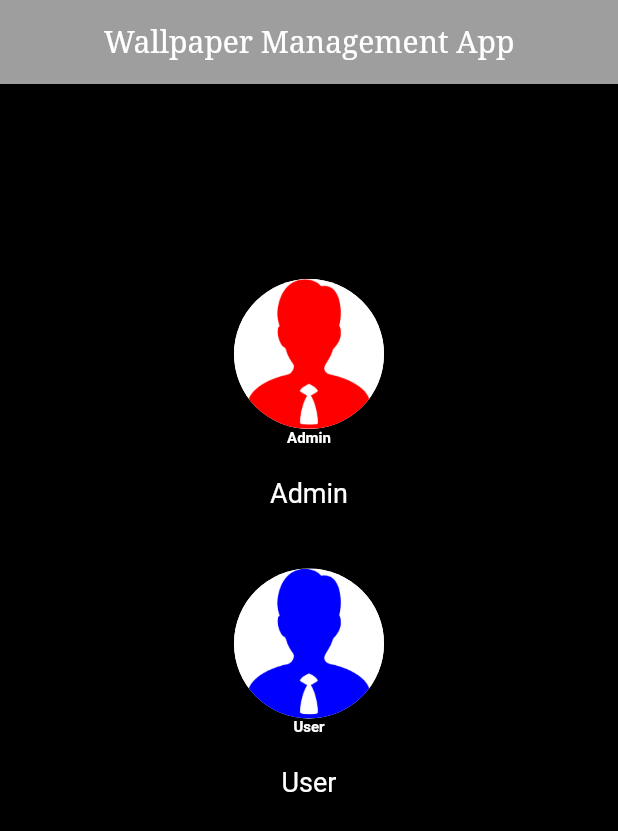
After one commit to AimaZubair/Wallpaper_Management_App, a Flutter app: the homepage screen opened directly, on a phone screen of 412 x 824 dp. The commit adds this screen. Shown: the top 831 px of the screen. Run offline on Flutter 3.47's test engine with Material 2 defaults, Android fonts, the phone set to English and light mode, and no system bars; our stand-ins replace animated_text_kit, flare_flutter; Roboto replaces fonts that are missing (Alike, Quando).

Commit message:
update code

```diff
--- /dev/null
+++ b/walpaper_app/walpaper_app/lib/home.dart
@@ -0,0 +1,129 @@
+import 'package:flutter/material.dart';
+import 'package:flutter/services.dart';
+
+class homepage extends StatefulWidget {
+  @override
+  _homepageState createState() => _homepageState();
+}
+class _homepageState extends State<homepage> {
+  List<String> images = [
+    "images/download.png",
+    "images/download1.png",
+
+
+  ];
+
+  List<String> des = [
+    "Admin",
+    "User",
+  ];
+
+  Widget customcard(String langname, String image, String des) {
+    return Padding(
+      padding: EdgeInsets.symmetric(
+        vertical: 10.0,
+        horizontal: 20.0,
+      ),
+      child: InkWell(
+        onTap: () {
+          if (langname == "Admin") {
+         //  Navigator.of(context).pushReplacement(MaterialPageRoute(
+              // in changelog 1 we will pass the langname name to ther other widget class
+              // this name will be used to open a particular JSON file
+              // for a particular language
+           //    builder: (context) => simple()));
+          } else if (langname == "User") {
+       //   Navigator.of(context).pushReplacement(MaterialPageRoute(
+              // in changelog 1 we will pass the langname name to ther other widget class
+              // this name will be used to open a particular JSON file
+              // for a particular language
+        //        builder: (context) => simple()));
+          }
+        },
+        child: Material(
+          color: Colors.black,
+          elevation: 3.0,
+          borderRadius: BorderRadius.circular(50.0),
+          child: Container(
+            child: Column(
+              children: <Widget>[
+
+                  Material(
+                    elevation: 3.0,
+                    borderRadius: BorderRadius.circular(50.0),
+                    child: Container(
+                      // changing from 200 to 150 as to look better
+                      height: 100.0,
+                      width: 100.0,
+                      child: ClipOval(
+                        child: Image(
+                          fit: BoxFit.cover,
+                          image: AssetImage(
+                            image,
+                          ),
+                        ),
+                      ),
+                    ),
+                  ),
+                Center(
+                  child: Text(
+                    langname,
+                    style: TextStyle(
+                      fontSize: 10.0,
+                      color: Colors.white,
+                      fontFamily: "Quando",
+                      fontWeight: FontWeight.w700,
+                    ),
+                  ),
+                ),
+                Container(
+                  padding: EdgeInsets.all(20.0),
+                  child: Text(
+                    des,
+                    style: TextStyle(
+                        fontSize: 18.0,
+                        color: Colors.white,
+                        fontFamily: "Alike"),
+                    maxLines: 5,
+                    textAlign: TextAlign.justify,
+                  ),
+                ),
+              ],
+            ),
+          ),
+        ),
+      ),
+    );
+  }
+
+  @override
+  Widget build(BuildContext context) {
+    SystemChrome.setPreferredOrientations(
+        [DeviceOrientation.portraitDown, DeviceOrientation.portraitUp]);
+    return Scaffold(
+backgroundColor: Colors.black,
+      appBar: AppBar(
+        backgroundColor: Colors.grey,
+        centerTitle: true,
+        title: Text(
+          "Wallpaper Management App",
+          style: TextStyle(
+            fontFamily: "serif",
+          ),
+        ),
+      ),
+      body: Center(
+
+        child: ListView(
+          children: <Widget>[
+            SizedBox(
+              height: 120.0,
+            ),
+            customcard("Admin", images[0], des[0]),
+            customcard("User", images[1], des[1]),
+          ],
+        ),
+      ),
+    );
+  }
+}
--- a/walpaper_app/walpaper_app/lib/splashscreen.dart
+++ b/walpaper_app/walpaper_app/lib/splashscreen.dart
@@ -2,7 +2,7 @@ import 'dart:async';
 import 'package:flutter/material.dart';
 import 'package:animated_text_kit/animated_text_kit.dart';
 import 'package:flare_flutter/flare_actor.dart';
-
+import 'home.dart';
 class splashscreen extends StatefulWidget {
   @override
   _splashscreenState createState() => _splashscreenState();
@@ -12,11 +12,11 @@ class _splashscreenState extends State<splashscreen> {
   @override
   void initState() {
     super.initState();
-  //  Timer(Duration(seconds: 35), () {
-     // Navigator.of(context).pushReplacement(MaterialPageRoute(
-     //   builder: (context) => homepage(),
-  //    ));
-  //  });
+    Timer(Duration(seconds: 35), () {
+    Navigator.of(context).pushReplacement(MaterialPageRoute(
+     builder: (context) => homepage(),
+    ));
+    });
   }
 
   // added test yourself
--- a/walpaper_app/walpaper_app/pubspec.yaml
+++ b/walpaper_app/walpaper_app/pubspec.yaml
@@ -57,7 +57,6 @@ flutter:
   assets:
     - images/
     - assets/
-    - assets/loading.flr
     - assets/flareintro.flr
   #   - images/a_dot_burr.jpeg
   #   - images/a_dot_ham.jpeg
```
Also changed, not shown: walpaper_app/walpaper_app/assets/assets/icon.png (added), walpaper_app/walpaper_app/assets/assets/images/load.gif (added), walpaper_app/walpaper_app/images/download.png (added), walpaper_app/walpaper_app/images/download1.png (added), 7 other files.
